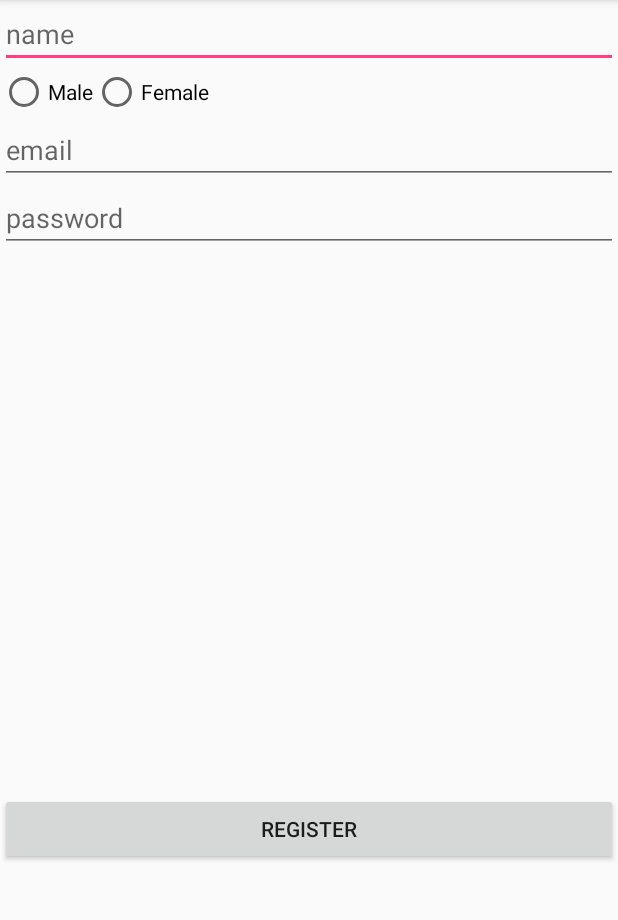
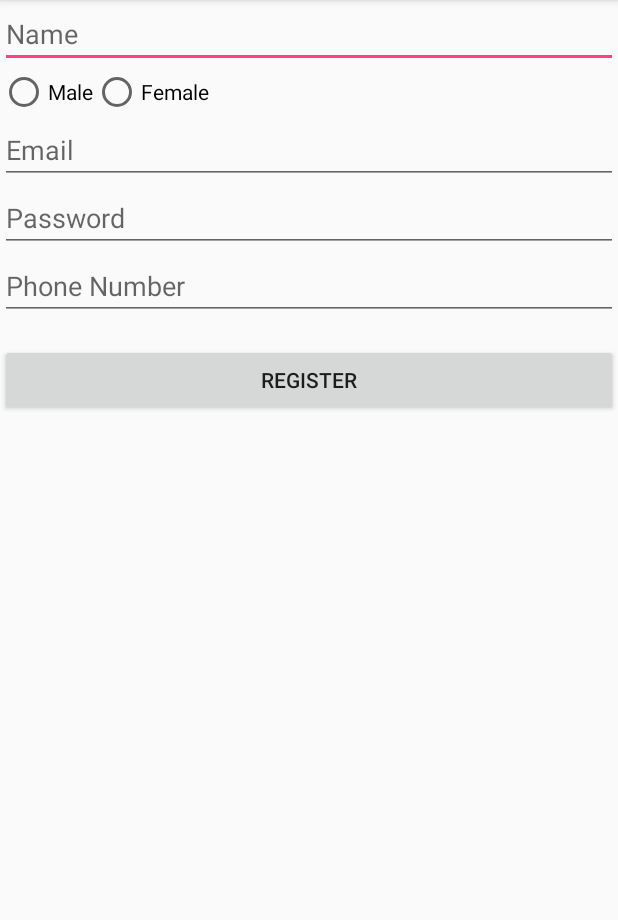
Before and after one commit to zhiweiwong96/abc, an Android app: the RegistrationActivity screen opened directly, with no data from a screen before it, on a phone screen of 412 x 824 dp, the part 84-1004 px from its top. Run offline under Robolectric (Android 15) with nearby library versions, the phone set to English and light mode, and no system bars; our stand-ins replace Firebase (no records; nobody signed in at launch, a user with empty details on screens opened directly); 1 statement that could not run was skipped.

Commit message:
modified matches object and registration

```diff
--- a/app/src/main/java/com/example/zw/matchapp/MatchesAdapter.java
+++ b/app/src/main/java/com/example/zw/matchapp/MatchesAdapter.java
@@ -36,7 +36,11 @@ public class MatchesAdapter extends RecyclerView.Adapter<MatchesViewHolders>{
 
     @Override
     public void onBindViewHolder(@NonNull MatchesViewHolders matchesViewHolders, int i) {
-        matchesViewHolders.mMatchId.setText(matchesList.get(i).getUserId());
+        //matchesViewHolders.mMatchId.setText(matchesList.get(i).getUserId());
+
+        //get phone
+        matchesViewHolders.mMatchPhone.setText(matchesList.get(i).getPhone());
+
         matchesViewHolders.mMatchName.setText(matchesList.get(i).getName());
         if (!matchesList.get(i).getProfileImageUrl().equals("default")){
             Glide.with(context).load(matchesList.get(i).getProfileImageUrl()).into(matchesViewHolders.mMatchImage);
--- a/app/src/main/java/com/example/zw/matchapp/MatchesViewHolders.java
+++ b/app/src/main/java/com/example/zw/matchapp/MatchesViewHolders.java
@@ -12,13 +12,17 @@ public class MatchesViewHolders extends RecyclerView.ViewHolder implements View.
     public TextView mMatchId, mMatchName;
     public ImageView mMatchImage;
 
+    //add phone
+    public TextView mMatchPhone;
+
     public MatchesViewHolders(@NonNull View itemView) {
         super(itemView);
         itemView.setOnClickListener(this);
 
-        mMatchId =  itemView.findViewById(R.id.Matchid);
+        //mMatchId =  itemView.findViewById(R.id.Matchid);
         mMatchName =  itemView.findViewById(R.id.MatchName);
         mMatchImage =  itemView.findViewById(R.id.MatchImage);
+        mMatchPhone = itemView.findViewById(R.id.MatchPhone);
 
     }
 
--- a/app/src/main/java/com/example/zw/matchapp/RegistrationActivity.java
+++ b/app/src/main/java/com/example/zw/matchapp/RegistrationActivity.java
@@ -27,6 +27,9 @@ public class RegistrationActivity extends AppCompatActivity {
     private EditText mEmail, mPassword, mName;
     private RadioGroup mRadioGroup;
 
+    //add phone
+    private EditText mPhone;
+
     private FirebaseAuth mAuth;
     private FirebaseAuth.AuthStateListener firebaseAuthStateListener;
 
@@ -54,6 +57,7 @@ public class RegistrationActivity extends AppCompatActivity {
         mEmail = findViewById(R.id.email);
         mPassword = findViewById(R.id.password);
         mRadioGroup = findViewById(R.id.radioGroup);
+        mPhone = findViewById(R.id.phone);
 
         mRegister.setOnClickListener(new View.OnClickListener(){
             @Override
@@ -69,6 +73,7 @@ public class RegistrationActivity extends AppCompatActivity {
                 final String name = mName.getText().toString();
                 final String email = mEmail.getText().toString();
                 final String password = mPassword.getText().toString();
+                final String phone = mPhone.getText().toString();
                 mAuth.createUserWithEmailAndPassword(email,password).addOnCompleteListener(RegistrationActivity.this, new OnCompleteListener<AuthResult>() {
                     @Override
                     public void onComplete(@NonNull Task<AuthResult> task) {
@@ -82,6 +87,7 @@ public class RegistrationActivity extends AppCompatActivity {
                             userInfo.put("name",name);
                             userInfo.put("sex",radioButton.getText().toString());
                             userInfo.put("profileImageUrl","default");
+                            userInfo.put("phone",phone);
 
                             currentUserDb.updateChildren(userInfo);
                         }
--- a/app/src/main/res/layout/activity_registration.xml
+++ b/app/src/main/res/layout/activity_registration.xml
@@ -4,13 +4,14 @@
     xmlns:tools="http://schemas.android.com/tools"
     android:layout_width="match_parent"
     android:layout_height="match_parent"
-    tools:context=".RegistrationActivity">
+    tools:context=".RegistrationActivity"
+    tools:layout_editor_absoluteY="81dp">
 
     <EditText
         android:id="@+id/name"
         android:layout_width="0dp"
         android:layout_height="wrap_content"
-        android:hint="name"
+        android:hint="Name"
         app:layout_constraintEnd_toEndOf="parent"
         app:layout_constraintStart_toStartOf="parent"
         app:layout_constraintTop_toTopOf="parent" />
@@ -40,7 +41,7 @@
         android:id="@+id/email"
         android:layout_width="0dp"
         android:layout_height="wrap_content"
-        android:hint="email"
+        android:hint="Email"
         app:layout_constraintEnd_toEndOf="parent"
         app:layout_constraintStart_toStartOf="parent"
         app:layout_constraintTop_toBottomOf="@+id/radioGroup" />
@@ -49,19 +50,32 @@
         android:id="@+id/Register"
         android:layout_width="0dp"
         android:layout_height="wrap_content"
-        android:layout_marginBottom="191dp"
+        android:layout_marginTop="16dp"
         android:text="Register"
-        app:layout_constraintBottom_toBottomOf="parent"
         app:layout_constraintEnd_toEndOf="parent"
-        app:layout_constraintStart_toStartOf="parent" />
+        app:layout_constraintHorizontal_bias="0.0"
+        app:layout_constraintStart_toStartOf="parent"
+        app:layout_constraintTop_toBottomOf="@+id/phone" />
 
     <EditText
         android:id="@+id/password"
         android:layout_width="0dp"
         android:layout_height="wrap_content"
-        android:hint="password"
+        android:layout_marginTop="45dp"
+        android:hint="Password"
         app:layout_constraintEnd_toEndOf="parent"
         app:layout_constraintStart_toStartOf="parent"
-        app:layout_constraintTop_toBottomOf="@+id/email" />
+        app:layout_constraintTop_toTopOf="@+id/email" />
+
+    <EditText
+        android:id="@+id/phone"
+        android:layout_width="0dp"
+        android:layout_height="wrap_content"
+        android:ems="10"
+        android:hint="Phone Number"
+        android:inputType="phone"
+        app:layout_constraintEnd_toEndOf="parent"
+        app:layout_constraintStart_toStartOf="parent"
+        app:layout_constraintTop_toBottomOf="@+id/password" />
 
 </android.support.constraint.ConstraintLayout>
--- a/app/src/main/res/layout/item_matches.xml
+++ b/app/src/main/res/layout/item_matches.xml
@@ -24,9 +24,9 @@
         <TextView
             android:layout_width="match_parent"
             android:layout_height="wrap_content"
-            android:text="Match's ID"
+            android:text="Match's Phone"
             android:layout_gravity="center"
-            android:id="@+id/Matchid"/>
+            android:id="@+id/MatchPhone"/>
     </LinearLayout>
 
 
```
Also changed, not shown: app/src/main/java/com/example/zw/matchapp/MatchesActivity.java (+8 -1 lines), app/src/main/java/com/example/zw/matchapp/MatchesObject.java (+13 -1 lines).
